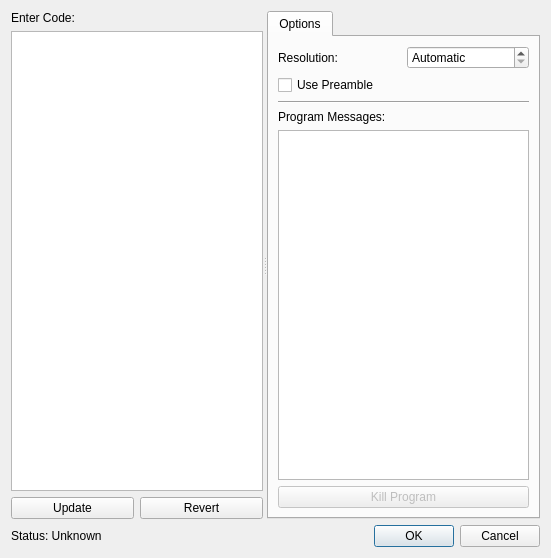
First picture: the form in scribus/latexeditor.ui, repository scribusproject/scribus, before the edit.
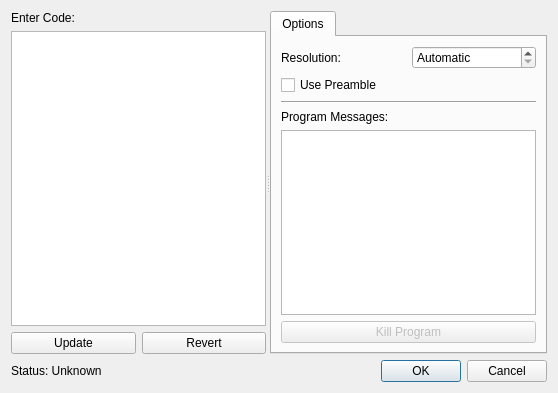
Second picture: the form after the edit.

Commit message: Better layout for the latex editor.

The edit to the form file:
```diff
--- a/scribus/latexeditor.ui
+++ b/scribus/latexeditor.ui
@@ -5,8 +5,8 @@
    <rect>
     <x>0</x>
     <y>0</y>
-    <width>551</width>
-    <height>558</height>
+    <width>558</width>
+    <height>393</height>
    </rect>
   </property>
   <property name="windowTitle" >
@@ -15,6 +15,12 @@
   <layout class="QVBoxLayout" >
    <item>
     <widget class="QSplitter" name="splitter" >
+     <property name="sizePolicy" >
+      <sizepolicy vsizetype="Expanding" hsizetype="Expanding" >
+       <horstretch>0</horstretch>
+       <verstretch>0</verstretch>
+      </sizepolicy>
+     </property>
      <property name="orientation" >
       <enum>Qt::Horizontal</enum>
      </property>
@@ -168,6 +174,12 @@
      </item>
      <item>
       <widget class="QDialogButtonBox" name="buttonBox" >
+       <property name="sizePolicy" >
+        <sizepolicy vsizetype="Preferred" hsizetype="Expanding" >
+         <horstretch>0</horstretch>
+         <verstretch>0</verstretch>
+        </sizepolicy>
+       </property>
        <property name="orientation" >
         <enum>Qt::Horizontal</enum>
        </property>
```
